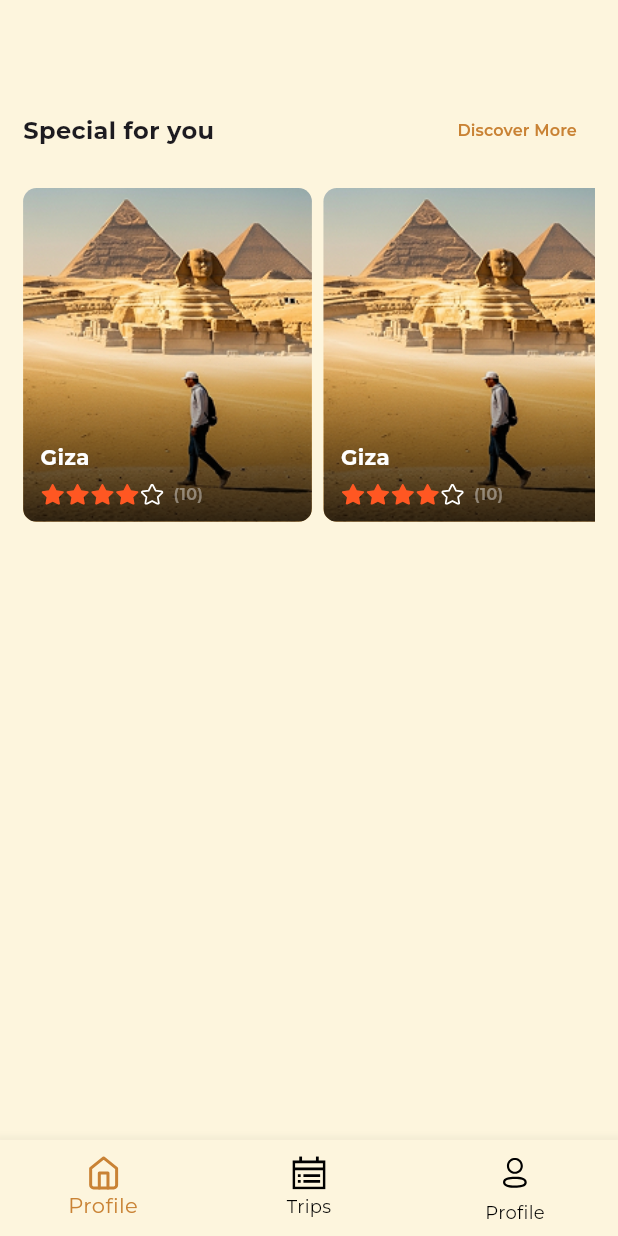
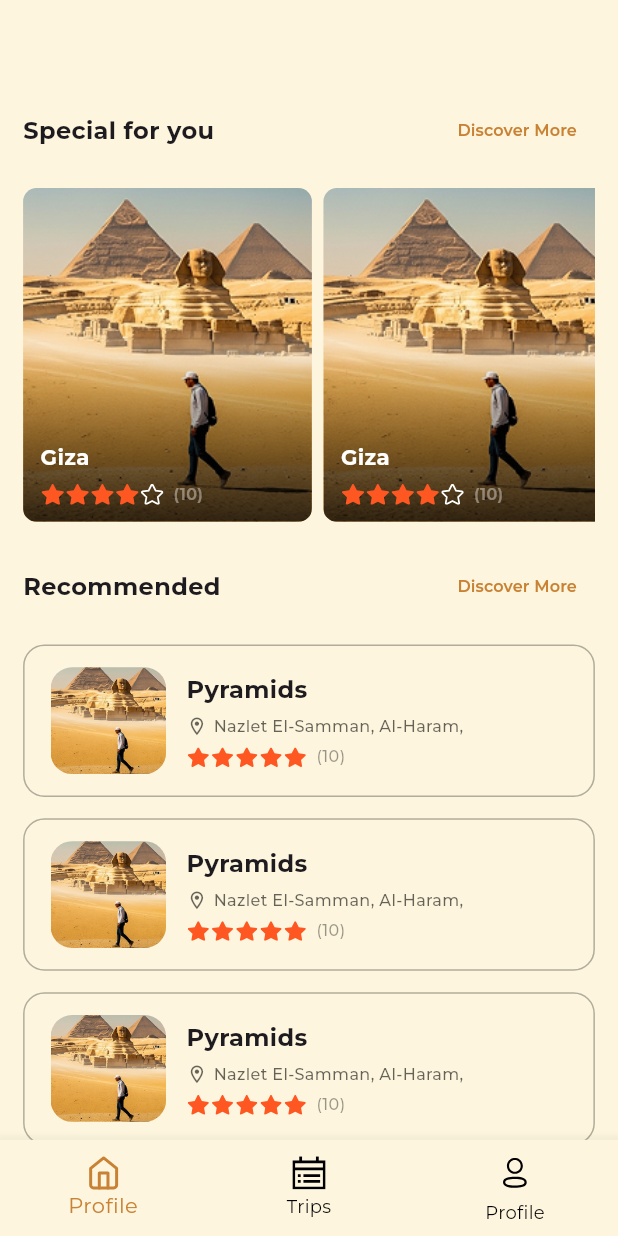
Before and after one commit to mohamedali015/Egy-Go, a Flutter app: the screen it shows after launch, on a phone screen of 412 x 824 dp. Run offline on Flutter 3.47's test engine with Material 3 defaults, Android fonts, the phone set to English and light mode, and no system bars; drawn by our look-alikes of flutter_rating_bar; our stand-ins replace dots_indicator, flutter_bloc, flutter_screenutil, flutter_svg, flutter_svg_provider, get_it and 3 more; project files that could hold a hidden picture were left out.

Commit message:
Add RatingBarWrapper and RecommendedListView components, update special list view to use RatingBarWrapper

```diff
--- /dev/null
+++ b/lib/core/shared_widgets/rating_bar_wrapper.dart
@@ -0,0 +1,46 @@
+import 'package:egy_go/core/shared_widgets/svg_wrapper.dart';
+import 'package:flutter/material.dart';
+import 'package:flutter_rating_bar/flutter_rating_bar.dart';
+
+import '../helper/my_responsive.dart';
+import '../utils/app_assets.dart';
+
+class RatingBarWrapper extends StatelessWidget {
+  const RatingBarWrapper({
+    super.key,
+    required this.rating,
+    required this.starSize,
+    required this.spaceBetweenStars,
+    this.ignoreGestures = true,
+  });
+
+  final double rating;
+  final double starSize;
+  final double spaceBetweenStars;
+  final bool? ignoreGestures;
+
+  @override
+  Widget build(BuildContext context) {
+    return RatingBar(
+      itemCount: 5,
+      initialRating: rating,
+      allowHalfRating: false,
+      ignoreGestures: ignoreGestures!,
+      itemSize: MyResponsive.fontSize(value: starSize),
+      itemPadding: MyResponsive.paddingSymmetric(horizontal: spaceBetweenStars),
+      ratingWidget: RatingWidget(
+        full: SvgWrapper(
+          path: AppAssets.filledStar,
+          color: Colors.deepOrange,
+        ),
+        empty: SvgWrapper(
+          path: AppAssets.star,
+        ),
+        half: SvgWrapper(
+          path: AppAssets.star,
+        ),
+      ),
+      onRatingUpdate: (value) {},
+    );
+  }
+}
--- a/lib/core/utils/app_text_styles.dart
+++ b/lib/core/utils/app_text_styles.dart
@@ -27,6 +27,10 @@ abstract class AppTextStyles {
   );
 
   // ---------- Medium ----------
+  static TextStyle medium12 = TextStyle(
+    fontSize: MyResponsive.fontSize(value: 12),
+    fontWeight: FontWeight.w500,
+  );
   static TextStyle medium16 = TextStyle(
     fontSize: MyResponsive.fontSize(value: 16),
     fontWeight: FontWeight.w500,
--- a/lib/features/home/views/home_view.dart
+++ b/lib/features/home/views/home_view.dart
@@ -3,6 +3,7 @@ import 'package:egy_go/core/utils/app_strings.dart';
 import 'package:egy_go/features/home/views/widgets/home_text_row_widget.dart';
 import 'package:flutter/material.dart';
 
+import 'widgets/recommended_list_view.dart';
 import 'widgets/special_list_view.dart';
 
 class HomeView extends StatelessWidget {
@@ -24,6 +25,18 @@ class HomeView extends StatelessWidget {
             height: MyResponsive.height(value: 16),
           ),
           SpecialListView(),
+          SizedBox(
+            height: MyResponsive.height(value: 22),
+          ),
+          HomeTextRowWidget(
+            title: AppStrings.recommended,
+          ),
+          SizedBox(
+            height: MyResponsive.height(value: 16),
+          ),
+          Expanded(
+            child: RecommendedListView(),
+          ),
         ],
       ),
     );
--- /dev/null
+++ b/lib/features/home/views/widgets/recommended_list_view.dart
@@ -0,0 +1,22 @@
+import 'package:flutter/material.dart';
+import '../../../../core/helper/my_responsive.dart';
+import 'recommended_list_view_item.dart';
+
+class RecommendedListView extends StatelessWidget {
+  const RecommendedListView({super.key});
+
+  @override
+  Widget build(BuildContext context) {
+    return ListView.separated(
+      itemBuilder: (context, index) {
+        return RecommendedListViewItem();
+      },
+      separatorBuilder: (context, index) {
+        return SizedBox(
+          height: MyResponsive.height(value: 16),
+        );
+      },
+      itemCount: 10,
+    );
+  }
+}
--- /dev/null
+++ b/lib/features/home/views/widgets/recommended_list_view_item.dart
@@ -0,0 +1,94 @@
+import 'package:flutter/material.dart';
+
+import '../../../../core/helper/my_responsive.dart';
+import '../../../../core/shared_widgets/rating_bar_wrapper.dart';
+import '../../../../core/utils/app_assets.dart';
+import '../../../../core/utils/app_colors.dart';
+import '../../../../core/utils/app_text_styles.dart';
+
+class RecommendedListViewItem extends StatelessWidget {
+  const RecommendedListViewItem({super.key});
+
+  @override
+  Widget build(BuildContext context) {
+    return Container(
+      padding: MyResponsive.paddingSymmetric(horizontal: 18, vertical: 16),
+      decoration: BoxDecoration(
+        borderRadius: BorderRadius.circular(MyResponsive.radius(value: 16)),
+        border: Border.all(
+          color: AppColors.black.withValues(alpha: .3),
+          width: 1,
+        ),
+      ),
+      child: Row(
+        children: [
+          ClipRRect(
+            borderRadius: BorderRadius.circular(MyResponsive.radius(value: 16)),
+            child: Image.asset(
+              AppAssets.test,
+              width: MyResponsive.width(value: 80),
+              height: MyResponsive.height(value: 80),
+              fit: BoxFit.cover,
+            ),
+          ),
+          SizedBox(
+            width: MyResponsive.width(value: 14),
+          ),
+          Column(
+            crossAxisAlignment: CrossAxisAlignment.start,
+            children: [
+              Text(
+                "Pyramids",
+                overflow: TextOverflow.ellipsis,
+                maxLines: 1,
+                style: AppTextStyles.bold18,
+              ),
+              SizedBox(
+                height: MyResponsive.height(value: 6),
+              ),
+              Row(
+                children: [
+                  Icon(
+                    Icons.location_on_outlined,
+                    color: AppColors.black.withValues(alpha: .6),
+                    size: MyResponsive.fontSize(value: 16),
+                  ),
+                  SizedBox(
+                    width: MyResponsive.width(value: 4),
+                  ),
+                  Text(
+                    "Nazlet El-Samman, Al-Haram,",
+                    overflow: TextOverflow.ellipsis,
+                    maxLines: 2,
+                    style: AppTextStyles.medium12
+                        .copyWith(color: AppColors.black.withValues(alpha: .6)),
+                  ),
+                ],
+              ),
+              SizedBox(
+                height: MyResponsive.height(value: 6),
+              ),
+              Row(
+                children: [
+                  RatingBarWrapper(
+                    rating: 5,
+                    starSize: 16,
+                    spaceBetweenStars: 1,
+                  ),
+                  SizedBox(
+                    width: MyResponsive.width(value: 6),
+                  ),
+                  Text(
+                    "(${10})",
+                    style: AppTextStyles.medium12
+                        .copyWith(color: AppColors.black.withValues(alpha: .4)),
+                  ),
+                ],
+              ),
+            ],
+          ),
+        ],
+      ),
+    );
+  }
+}
--- a/lib/features/home/views/widgets/special_list_view_item.dart
+++ b/lib/features/home/views/widgets/special_list_view_item.dart
@@ -1,8 +1,6 @@
+import 'package:egy_go/core/shared_widgets/rating_bar_wrapper.dart';
 import 'package:flutter/material.dart';
-import 'package:flutter_rating_bar/flutter_rating_bar.dart';
-
 import '../../../../core/helper/my_responsive.dart';
-import '../../../../core/shared_widgets/svg_wrapper.dart';
 import '../../../../core/utils/app_assets.dart';
 import '../../../../core/utils/app_colors.dart';
 import '../../../../core/utils/app_text_styles.dart';
@@ -58,27 +56,10 @@ class SpecialListViewItem extends StatelessWidget {
                 ),
                 Row(
                   children: [
-                    RatingBar(
-                      itemCount: 5,
-                      initialRating: 4,
-                      allowHalfRating: false,
-                      ignoreGestures: true,
-                      itemSize: MyResponsive.fontSize(value: 17),
-                      itemPadding:
-                          MyResponsive.paddingSymmetric(horizontal: .75),
-                      ratingWidget: RatingWidget(
-                        full: SvgWrapper(
-                          path: AppAssets.filledStar,
-                          color: Colors.deepOrange,
-                        ),
-                        empty: SvgWrapper(
-                          path: AppAssets.star,
-                        ),
-                        half: SvgWrapper(
-                          path: AppAssets.star,
-                        ),
-                      ),
-                      onRatingUpdate: (value) {},
+                    RatingBarWrapper(
+                      rating: 4,
+                      starSize: 17,
+                      spaceBetweenStars: .75,
                     ),
                     SizedBox(
                       width: MyResponsive.width(value: 6),
```
